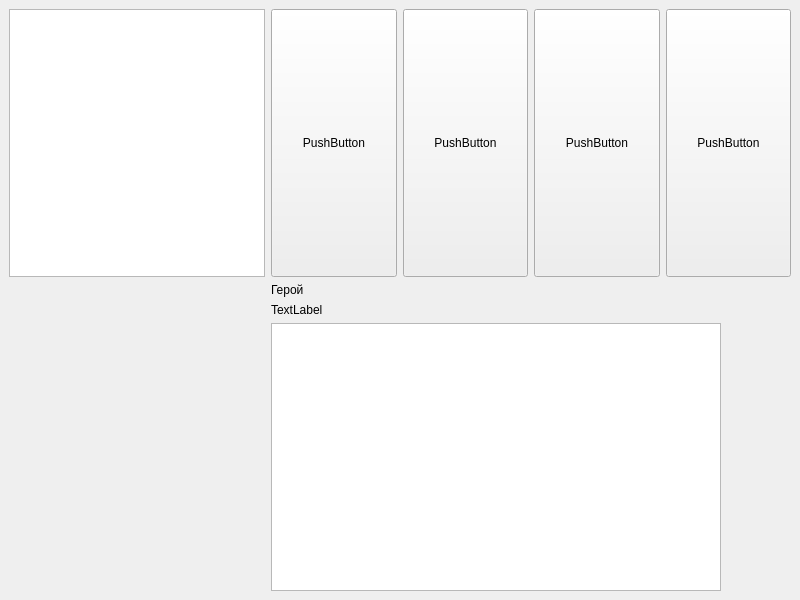
Before: the Qt Designer form RGI/gamewindow.ui in Rasseki-Studios/rasseki.game, drawn with Qt 5.
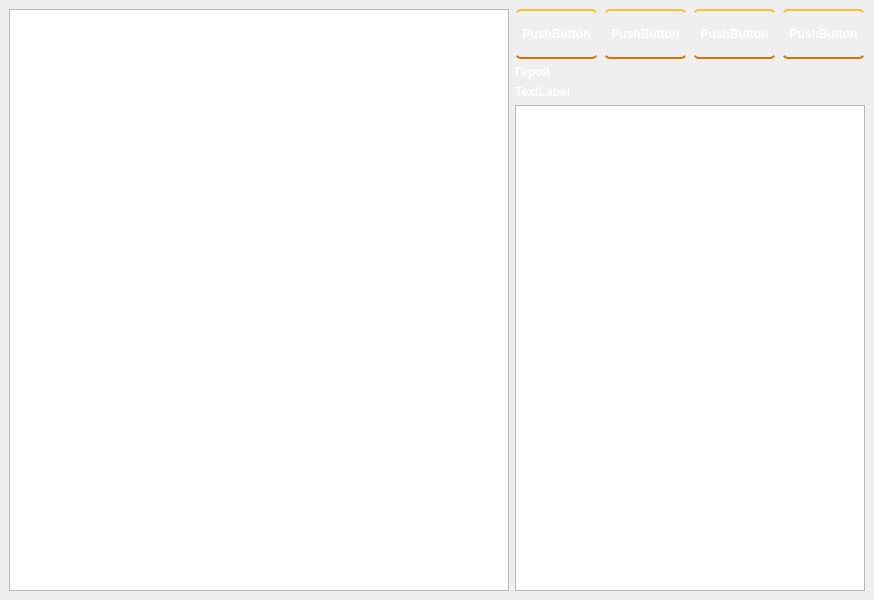
After: the same form once the commit is applied. Icons and pictures are not drawn. Custom widgets are drawn as their Qt base class.

```diff
--- a/RGI/gamewindow.ui
+++ b/RGI/gamewindow.ui
@@ -6,17 +6,53 @@
    <rect>
     <x>0</x>
     <y>0</y>
-    <width>800</width>
+    <width>874</width>
     <height>600</height>
    </rect>
   </property>
   <property name="windowTitle">
    <string>MainWindow</string>
   </property>
+  <property name="styleSheet">
+   <string notr="true">QWidget {
+	color: white;
+	font-weight: bold
+}
+
+QPushButton {
+  color: white;
+  text-decoration: none;
+  padding: .5em 2em;
+  outline: none;
+  border-width: 2px 0;
+  border-style: solid none;
+  border-color: #FDBE33 #000 #D77206;
+  border-radius: 6px;
+  background: linear-gradient(#F3AE0F, #E38916) #E38916;
+}
+
+QMessageBox {
+    background-color: #CD853F;
+	background-image: url(&quot;:/resources/img/bground.png&quot;)
+}</string>
+  </property>
   <widget class="QWidget" name="centralwidget">
-   <layout class="QFormLayout" name="formLayout">
-    <item row="0" column="0">
-     <widget class="QGraphicsView" name="graphicsView"/>
+   <layout class="QGridLayout" name="gridLayout_2">
+    <item row="0" column="0" rowspan="3">
+     <widget class="MapView" name="graphicsView">
+      <property name="sizePolicy">
+       <sizepolicy hsizetype="Expanding" vsizetype="Expanding">
+        <horstretch>0</horstretch>
+        <verstretch>0</verstretch>
+       </sizepolicy>
+      </property>
+      <property name="minimumSize">
+       <size>
+        <width>500</width>
+        <height>500</height>
+       </size>
+      </property>
+     </widget>
     </item>
     <item row="0" column="1">
      <layout class="QHBoxLayout" name="horizontalLayout">
@@ -34,9 +70,18 @@
           <height>50</height>
          </size>
         </property>
+        <property name="maximumSize">
+         <size>
+          <width>105</width>
+          <height>16777215</height>
+         </size>
+        </property>
         <property name="text">
          <string>PushButton</string>
         </property>
+        <property name="autoDefault">
+         <bool>true</bool>
+        </property>
        </widget>
       </item>
       <item>
@@ -53,9 +98,18 @@
           <height>50</height>
          </size>
         </property>
+        <property name="maximumSize">
+         <size>
+          <width>105</width>
+          <height>16777215</height>
+         </size>
+        </property>
         <property name="text">
          <string>PushButton</string>
         </property>
+        <property name="autoDefault">
+         <bool>true</bool>
+        </property>
        </widget>
       </item>
       <item>
@@ -72,9 +126,18 @@
           <height>50</height>
          </size>
         </property>
+        <property name="maximumSize">
+         <size>
+          <width>105</width>
+          <height>16777215</height>
+         </size>
+        </property>
         <property name="text">
          <string>PushButton</string>
         </property>
+        <property name="autoDefault">
+         <bool>true</bool>
+        </property>
        </widget>
       </item>
       <item>
@@ -91,9 +154,18 @@
           <height>50</height>
          </size>
         </property>
+        <property name="maximumSize">
+         <size>
+          <width>105</width>
+          <height>16777215</height>
+         </size>
+        </property>
         <property name="text">
          <string>PushButton</string>
         </property>
+        <property name="autoDefault">
+         <bool>true</bool>
+        </property>
        </widget>
       </item>
      </layout>
@@ -117,7 +189,13 @@
      </layout>
     </item>
     <item row="2" column="1">
-     <widget class="QTextEdit" name="textEdit_2">
+     <widget class="QTextEdit" name="textEdit">
+      <property name="sizePolicy">
+       <sizepolicy hsizetype="Preferred" vsizetype="Expanding">
+        <horstretch>0</horstretch>
+        <verstretch>0</verstretch>
+       </sizepolicy>
+      </property>
       <property name="minimumSize">
        <size>
         <width>350</width>
@@ -126,7 +204,7 @@
       </property>
       <property name="maximumSize">
        <size>
-        <width>450</width>
+        <width>440</width>
         <height>16777215</height>
        </size>
       </property>
@@ -135,6 +213,13 @@
    </layout>
   </widget>
  </widget>
+ <customwidgets>
+  <customwidget>
+   <class>MapView</class>
+   <extends>QGraphicsView</extends>
+   <header>mapview.h</header>
+  </customwidget>
+ </customwidgets>
  <resources/>
  <connections/>
 </ui>
```
Left out of the diff: 22 changed lines with no effect on the pictures.
